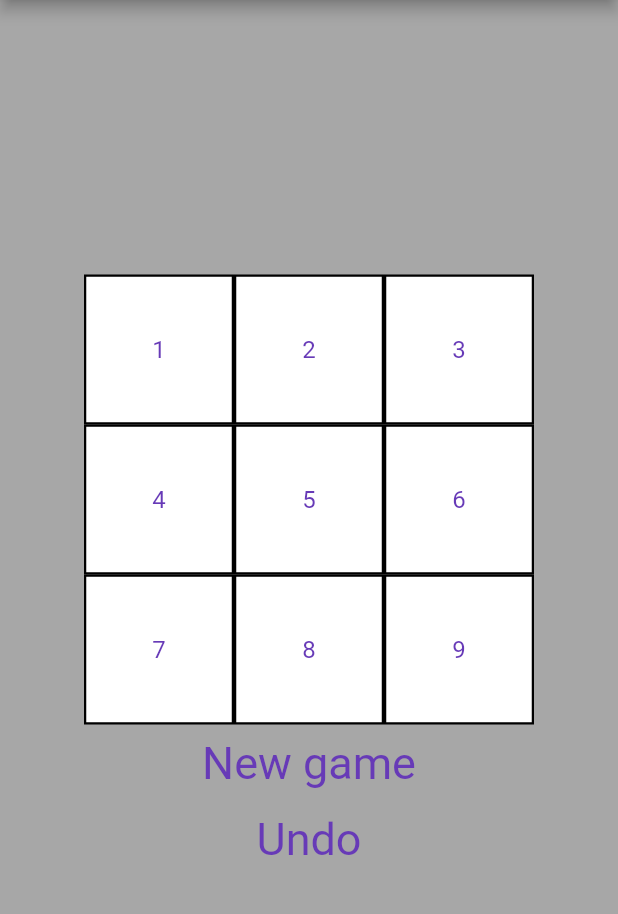
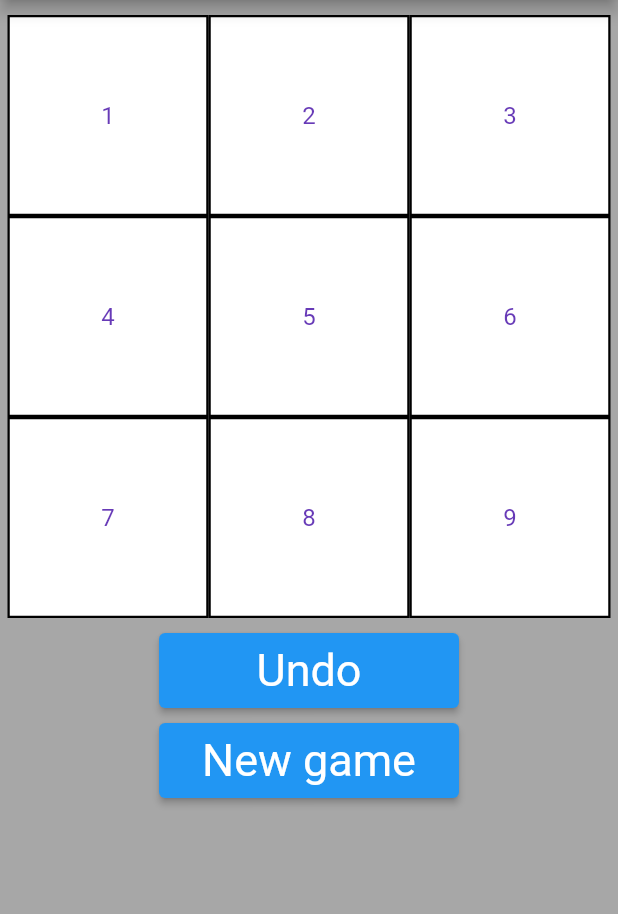
Before and after one commit to zurakin/puzzle_8, a Flutter app: the screen it shows after launch, on a phone screen of 412 x 824 dp, the part 84-998 px from its top. Run offline on Flutter 3.47's test engine with Material 2 defaults, Android fonts, the phone set to English and light mode, and no system bars.

Commit message:
code cleanup, make tile width depending on screen width

```diff
--- a/lib/constants/style.dart
+++ b/lib/constants/style.dart
@@ -8,4 +8,4 @@ const Color color4 = Colors.deepPurpleAccent;
 const Color drawerItemTextColor = Colors.white;
 const Color gameBackgroundColor = Color(0xffa7a7a7);
 
-const Color drawerIconColor = Color(0xffc895d5);
+const Color drawerIconColor = Color(0xfffff2f2);
--- a/lib/pages/game/gamePage.dart
+++ b/lib/pages/game/gamePage.dart
@@ -1,6 +1,6 @@
 import 'package:flutter/material.dart';
 import 'package:puzzle_8/constants/style.dart';
-import 'package:puzzle_8/pages/game/widgets/grid.dart';
+import 'package:puzzle_8/pages/game/widgets/gridWidget.dart';
 
 class GamePage extends StatelessWidget {
   const GamePage({Key? key}) : super(key: key);
@@ -8,13 +8,8 @@ class GamePage extends StatelessWidget {
   @override
   Widget build(BuildContext context) {
     return Container(
-      padding: const EdgeInsets.all(10),
       color: gameBackgroundColor,
-      alignment: Alignment.center,
-      width: double.infinity,
-      child: const Center(
-        child: Grid(),
-      ),
+      child: const GridWidget(),
     );
   }
 }
--- a/lib/pages/game/widgets/grid.dart
+++ /dev/null
@@ -1,92 +0,0 @@
-import 'package:flutter/material.dart';
-import 'package:puzzle_8/model/game/game.dart';
-import 'package:puzzle_8/model/game/tile.dart';
-import 'package:puzzle_8/widgets/customText.dart';
-
-class Grid extends StatefulWidget {
-  const Grid({Key? key}) : super(key: key);
-
-  @override
-  _GridState createState() => _GridState();
-}
-
-class _GridState extends State<Grid> {
-  late Game game;
-
-  @override
-  void initState() {
-    super.initState();
-    game = Game();
-  }
-
-  void newGame(){
-    setState(() {
-      game.newGame();
-    });
-  }
-
-  void undo(){
-    setState(() {
-      game.undo();
-    });
-  }
-
-  @override
-  Widget build(BuildContext context) {
-    return Column(
-      mainAxisAlignment: MainAxisAlignment.center,
-      children: [
-        _getRow(0),
-        _getRow(1),
-        _getRow(2),
-        TextButton(
-          onPressed: newGame,
-          child: CustomText(
-            text: "New game",
-            size: 30,
-          ),
-        ),
-        TextButton(
-          onPressed: undo,
-          child: CustomText(
-            text: "Undo",
-            size: 30,
-          ),
-        ),
-      ],
-    );
-  }
-
-  Widget _getRow(int y) {
-    List<Widget> children = [];
-    for (int i = 0; i < 3; i++) {
-      children.add(_tileWidget(game.grid[y][i], () {
-        setState(() {
-          game.tryMove(Tile(i, y));
-        });
-      }));
-    }
-    return Row(
-      mainAxisAlignment: MainAxisAlignment.center,
-      children: children,
-    );
-  }
-
-  Widget _tileWidget(int tile, Function() onTap) {
-    bool hidden = tile == 9 && !game.hasGameEnded();
-    String text = hidden ? "" : tile.toString();
-    return InkWell(
-      onTap: onTap,
-      child: Container(
-        padding: const EdgeInsets.all(3.0),
-        decoration: BoxDecoration(
-          border: Border.all(color: Colors.black, width: 1.5),
-          color: hidden ? Colors.transparent: Colors.white,
-        ),
-        child: Center(child: CustomText(text: text)),
-        width: 100,
-        height: 100,
-      ),
-    );
-  }
-}
--- /dev/null
+++ b/lib/pages/game/widgets/gridWidget.dart
@@ -0,0 +1,107 @@
+import 'package:flutter/material.dart';
+import 'package:puzzle_8/model/game/game.dart';
+import 'package:puzzle_8/model/game/tile.dart';
+import 'package:puzzle_8/widgets/customText.dart';
+
+class GridWidget extends StatefulWidget {
+  const GridWidget({Key? key}) : super(key: key);
+
+  @override
+  _GridWidgetState createState() => _GridWidgetState();
+}
+
+class _GridWidgetState extends State<GridWidget> {
+  late Game game;
+
+  @override
+  void initState() {
+    super.initState();
+    game = Game();
+  }
+
+  void newGame() {
+    setState(() {
+      game.newGame();
+    });
+  }
+
+  void undo() {
+    setState(() {
+      game.undo();
+    });
+  }
+
+  @override
+  Widget build(BuildContext context) {
+    double width = MediaQuery.of(context).size.width;
+    double tileWidth = (width - 10) / 3;
+    return ListView(
+      children: [
+        const SizedBox(
+          height: 10,
+        ),
+        for (int i = 0; i < 3; i++) _buildRow(i, tileWidth),
+        const SizedBox(
+          height: 10,
+        ),
+        _buildButton("Undo", undo),
+        const SizedBox(
+          height: 10,
+        ),
+        _buildButton("New game", newGame),
+      ],
+    );
+  }
+
+  Widget _buildRow(int y, double tileWidth) {
+    return Row(
+      mainAxisAlignment: MainAxisAlignment.center,
+      children: [
+        for (int i = 0; i < 3; i++)
+          _buildTile(game.grid[y][i], () {
+            setState(() {
+              game.tryMove(Tile(i, y));
+            });
+          }, tileWidth)
+      ],
+    );
+  }
+
+  Widget _buildTile(int tile, Function() onTap, double tileWidth) {
+    bool hidden = tile == 9 && !game.hasGameEnded();
+    String text = hidden ? "" : tile.toString();
+    return InkWell(
+      onTap: onTap,
+      child: Container(
+        padding: const EdgeInsets.all(3.0),
+        decoration: BoxDecoration(
+          border: Border.all(color: Colors.black, width: 1.5),
+          color: hidden ? Colors.transparent : Colors.white,
+        ),
+        child: Center(child: CustomText(text: text)),
+        width: tileWidth,
+        height: tileWidth,
+      ),
+    );
+  }
+
+  Widget _buildButton(String text, Function() onPress) {
+    return Row(
+      mainAxisAlignment: MainAxisAlignment.center,
+      children: [
+        ElevatedButton(
+          style: ElevatedButton.styleFrom(
+            padding: const EdgeInsets.symmetric(vertical: 5),
+            fixedSize: const Size(200, 50),
+          ),
+          onPressed: onPress,
+          child: CustomText(
+            text: text,
+            size: 30,
+            color: Colors.white,
+          ),
+        ),
+      ],
+    );
+  }
+}
```
